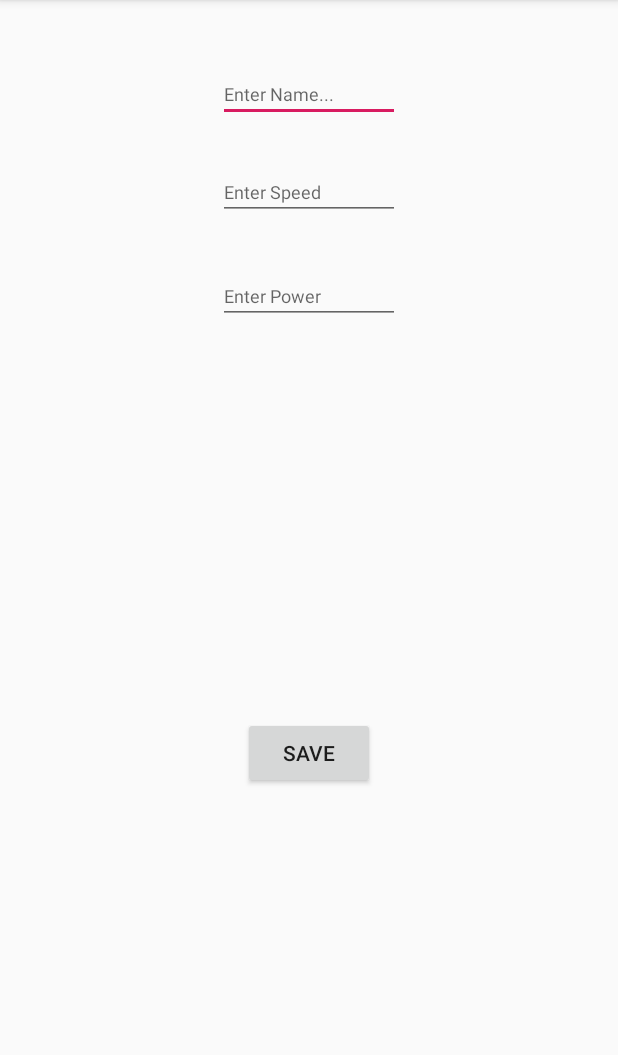
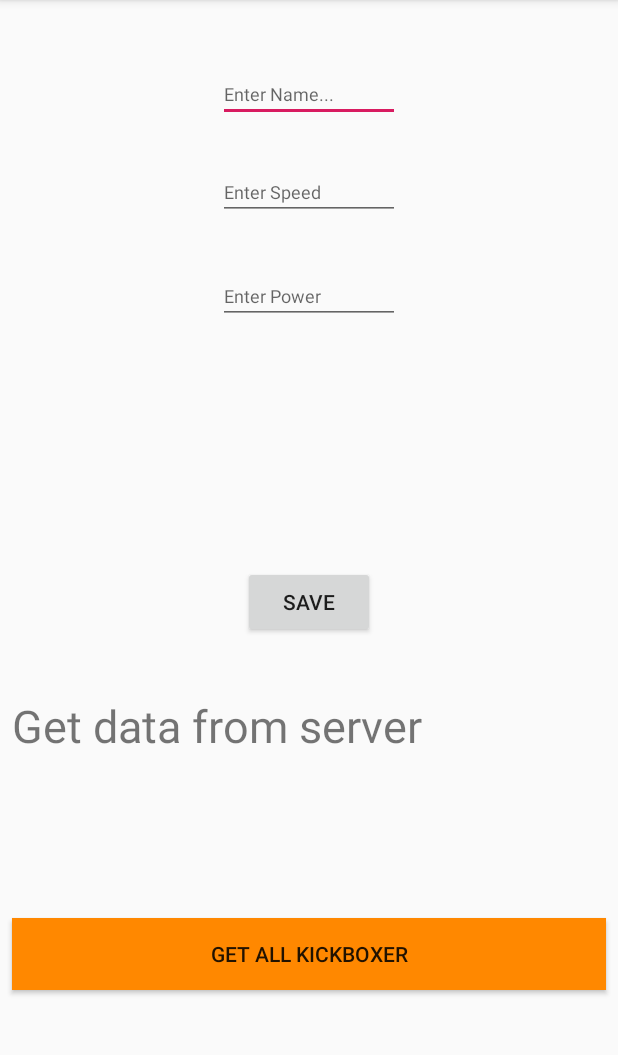
Before and after one commit to kolabank/InstagramClone, an Android app: the screen it shows after launch (SignUp), on a phone screen of 412 x 824 dp, the part 84-1139 px from its top. Run offline under Robolectric (Android 15) with nearby library versions, the phone set to English and light mode, and no system bars; libraries missing offline, so code that uses them is left out: com.parse, com.shashank.sony; 1 statement that could not run was skipped.

Commit message:
Get data from parse server

```diff
--- a/app/src/main/java/playing/kolade/com/instagramclone/SignUp.java
+++ b/app/src/main/java/playing/kolade/com/instagramclone/SignUp.java
@@ -5,19 +5,29 @@ import android.os.Bundle;
 import android.view.View;
 import android.widget.Button;
 import android.widget.EditText;
+import android.widget.TextView;
 import android.widget.Toast;
 
+import com.parse.FindCallback;
+import com.parse.GetCallback;
 import com.parse.Parse;
 import com.parse.ParseException;
 import com.parse.ParseObject;
+import com.parse.ParseQuery;
 import com.parse.SaveCallback;
 import com.shashank.sony.fancytoastlib.FancyToast;
 
+import java.util.List;
+
 public class SignUp extends AppCompatActivity {
 
-    EditText edtName, edtSpeed, edtPower;
+  private  EditText edtName, edtSpeed, edtPower;
 
-    Button btnSave;
+   private Button btnSave, getAllData;
+
+    private TextView txtGetData;
+
+    private String allKickBoxers;
 
     @Override
     protected void onCreate(Bundle savedInstanceState) {
@@ -27,29 +37,86 @@ public class SignUp extends AppCompatActivity {
         edtName = findViewById(R.id.edtName);
         edtSpeed = findViewById(R.id.edtSpeed);
         edtPower = findViewById(R.id.edtPower);
+        txtGetData = findViewById(R.id.txtGetData);
+        getAllData = findViewById(R.id.getAllData);
+
+        txtGetData.setOnClickListener(new View.OnClickListener() {
+            @Override
+            public void onClick(View v) {
+
+//                ParseQuery<ParseObject>parseQuery = ParseQuery.getQuery("KickBoxer");
+//                parseQuery.getInBackground("HoT6xxMJpl", new GetCallback<ParseObject>() {
+//                    @Override
+//                    public void done(ParseObject object, ParseException e) {
+//
+//                        if (object!=null && e == null){
+//
+//                            txtGetData.setText(object.get("name")+" - " + "Kick Power = " + object.get("kickPower"));
+//                        }
+//                    }
+//                });
+
+
+
+                // To extract a particular data cell from the parse object
+
+                ParseQuery<ParseObject>parseQuery = ParseQuery.getQuery("KickBoxer");
+                parseQuery.getInBackground("oSVXgZVYgm", new GetCallback<ParseObject>() {
+                    @Override
+                    public void done(ParseObject object, ParseException e) {
+                        if (object!=null && e == null){
+
+                            txtGetData.setText(object.get("name") + " has Kick Speed of " + object.get("kickSpeed"));
+                        }
+                    }
+                });
+
+            }
+        });
+
+
+        //To extract all the data of the parse object
+
+        getAllData.setOnClickListener(new View.OnClickListener() {
+            @Override
+            public void onClick(View v) {
+
+                allKickBoxers = "";
+
+                ParseQuery<ParseObject>queryAll = ParseQuery.getQuery("KickBoxer");
+                queryAll.findInBackground(new FindCallback<ParseObject>() {
+                    @Override
+                    public void done(List<ParseObject> objects, ParseException e) {
+                        if (e == null) {
+                            if (objects.size()>0){
+
+                                for (ParseObject kickBoxer:objects){
+
+                                    allKickBoxers = allKickBoxers + kickBoxer.get("name") + "\n";
+
+                                }
+
+
+                                FancyToast.makeText(SignUp.this, allKickBoxers , Toast.LENGTH_LONG, FancyToast.SUCCESS, true).show();
+                            }
+                        else {
+                                FancyToast.makeText(SignUp.this,"Error", Toast.LENGTH_LONG, FancyToast.ERROR, true).show();
+
+                            }
+                        }
+                    }
+                });
+            }
+        });
 
     }
 
 
-//    public void helloWorldTap(View view){
-//        ParseObject boxer = new ParseObject("Boxer");
-//        boxer.put("punch_speed", 200);
-//        boxer.saveInBackground(new SaveCallback() {
-//            @Override
-//            public void done(ParseException e) {
-//
-//                if (e==null){
-//                    Toast.makeText(SignUp.this,"boxer object is saved successfully", Toast.LENGTH_LONG).show();
-//                }
-//            }
-//        });
-//
-//
-//    }
+
 
     public void btnSave(View v) {
 
-        try {
+        try {           // This is to for error handling ...try and catch combination
 
             String name = edtName.getText().toString();
             int speed = Integer.parseInt(edtSpeed.getText().toString());
--- a/app/src/main/res/layout/activity_sign_up.xml
+++ b/app/src/main/res/layout/activity_sign_up.xml
@@ -66,6 +66,38 @@
         app:layout_constraintEnd_toEndOf="parent"
         app:layout_constraintStart_toStartOf="parent"
         app:layout_constraintTop_toTopOf="parent"
-        app:layout_constraintVertical_bias="0.668" />
+        app:layout_constraintVertical_bias="0.525" />
+
+    <TextView
+        android:id="@+id/txtGetData"
+        android:layout_width="0dp"
+        android:layout_height="wrap_content"
+        android:layout_marginStart="8dp"
+        android:layout_marginTop="8dp"
+        android:layout_marginEnd="8dp"
+        android:layout_marginBottom="8dp"
+        android:text="Get data from server"
+        android:textSize="30sp"
+        app:layout_constraintBottom_toBottomOf="parent"
+        app:layout_constraintEnd_toEndOf="parent"
+        app:layout_constraintHorizontal_bias="0.0"
+        app:layout_constraintStart_toStartOf="parent"
+        app:layout_constraintTop_toBottomOf="@+id/btnSave"
+        app:layout_constraintVertical_bias="0.104" />
+
+    <Button
+        android:id="@+id/getAllData"
+        android:layout_width="0dp"
+        android:layout_height="wrap_content"
+        android:layout_marginStart="8dp"
+        android:layout_marginTop="8dp"
+        android:layout_marginEnd="8dp"
+        android:layout_marginBottom="8dp"
+        android:background="@android:color/holo_orange_dark"
+        android:text="GET ALL KICKBOXER"
+        app:layout_constraintBottom_toBottomOf="parent"
+        app:layout_constraintEnd_toEndOf="parent"
+        app:layout_constraintStart_toStartOf="parent"
+        app:layout_constraintTop_toBottomOf="@+id/txtGetData" />
 
 </android.support.constraint.ConstraintLayout>
```
